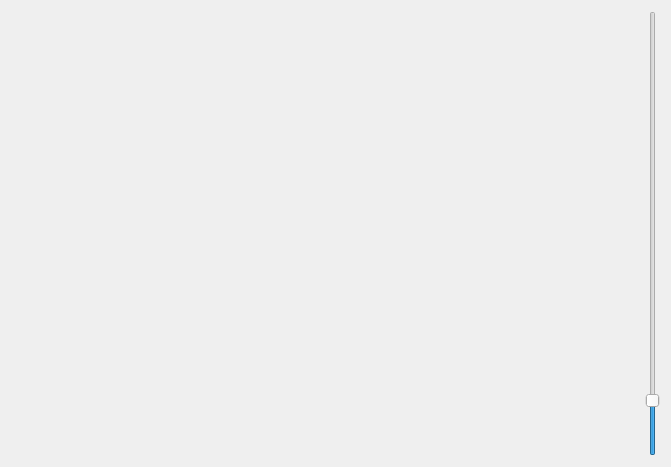
The window that zxcv/testQthread/widget.ui (qyslamd/yi-guai) describes before a commit, drawn with Qt 5.
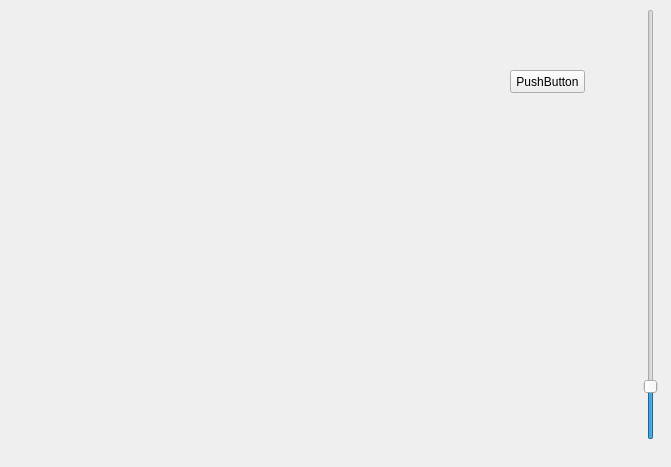
The same window after the commit.

Diff of the .ui file:
```diff
--- a/zxcv/testQthread/widget.ui
+++ b/zxcv/testQthread/widget.ui
@@ -13,22 +13,15 @@
   <property name="windowTitle">
    <string>Widget</string>
   </property>
-  <layout class="QHBoxLayout" name="horizontalLayout">
-   <item>
-    <spacer name="horizontalSpacer">
-     <property name="orientation">
-      <enum>Qt::Horizontal</enum>
-     </property>
-     <property name="sizeHint" stdset="0">
-      <size>
-       <width>622</width>
-       <height>20</height>
-      </size>
-     </property>
-    </spacer>
-   </item>
-   <item>
     <widget class="QSlider" name="verticalSlider">
+   <property name="geometry">
+    <rect>
+     <x>640</x>
+     <y>9</y>
+     <width>22</width>
+     <height>431</height>
+    </rect>
+   </property>
      <property name="minimum">
       <number>50</number>
      </property>
@@ -45,8 +38,19 @@
       <enum>Qt::Vertical</enum>
      </property>
     </widget>
-   </item>
-  </layout>
+  <widget class="QPushButton" name="pushButton">
+   <property name="geometry">
+    <rect>
+     <x>510</x>
+     <y>70</y>
+     <width>75</width>
+     <height>23</height>
+    </rect>
+   </property>
+   <property name="text">
+    <string>PushButton</string>
+   </property>
+  </widget>
  </widget>
  <resources/>
  <connections/>
```
Lines whose indentation alone changed are shown as unchanged.
